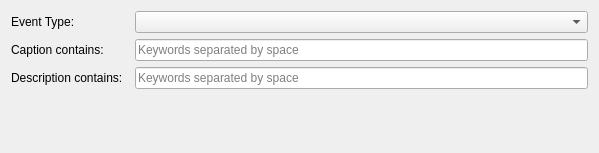
Qt form client/nx_client_desktop/src/nx/client/desktop/ui/event_rules/widgets/analytics_sdk_event_widget.ui (networkoptix/nx_open) before a commit.
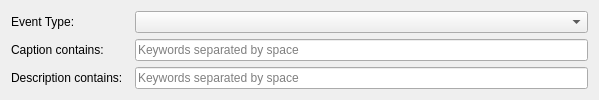
The same form after that commit. Custom widgets are drawn as their Qt base class.

Diff of the .ui file:
```diff
--- a/client/nx_client_desktop/src/nx/client/desktop/ui/event_rules/widgets/analytics_sdk_event_widget.ui
+++ b/client/nx_client_desktop/src/nx/client/desktop/ui/event_rules/widgets/analytics_sdk_event_widget.ui
@@ -7,7 +7,7 @@
     <x>0</x>
     <y>0</y>
     <width>599</width>
-    <height>153</height>
+    <height>92</height>
    </rect>
   </property>
   <property name="windowTitle">
@@ -155,9 +155,6 @@
      </item>
     </layout>
    </item>
-   <item>
-    <widget class="QnWordWrappedLabel" name="hintLabel" native="true"/>
-   </item>
   </layout>
  </widget>
  <customwidgets>
@@ -166,12 +163,6 @@
    <extends>QWidget</extends>
    <header location="global">nx/client/desktop/common/widgets/hint_button.h</header>
   </customwidget>
-  <customwidget>
-   <class>QnWordWrappedLabel</class>
-   <extends>QWidget</extends>
-   <header location="global">ui/widgets/word_wrapped_label.h</header>
-   <container>1</container>
-  </customwidget>
   <customwidget>
    <class>QnTreeComboBox</class>
    <extends>QComboBox</extends>
```
Left out of the diff: 24 changed lines with no effect on the pictures. Lines whose indentation alone changed are shown as unchanged.
